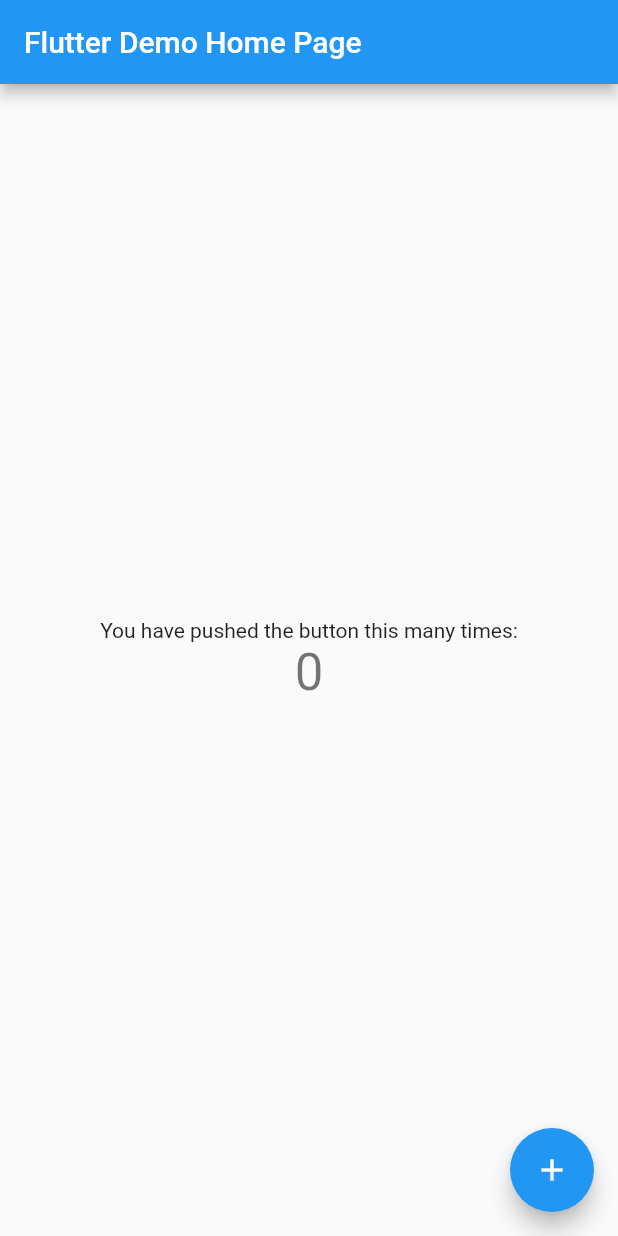
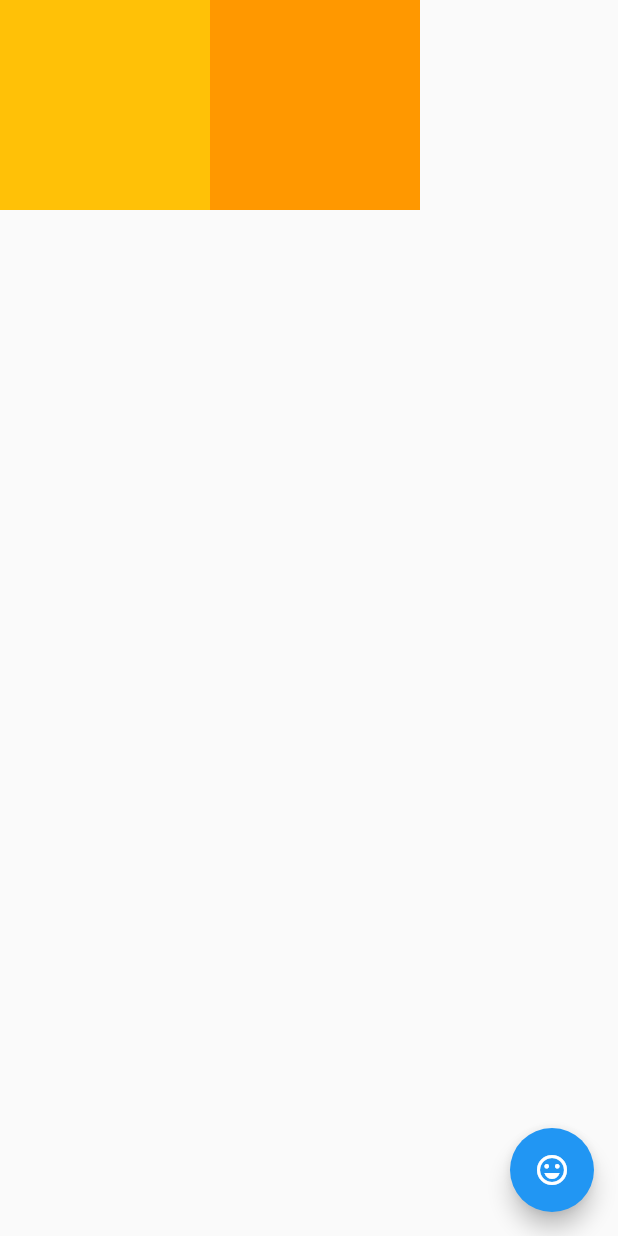
Before and after one commit to SanjayDevTech/flutter-basic-samples, a Flutter app: the screen it shows after launch, on a phone screen of 412 x 824 dp. Run offline on Flutter 3.47's test engine with Material 2 defaults, Android fonts, the phone set to English and light mode, and no system bars.

Commit message:
Keys illustrated

```diff
--- a/lib/main.dart
+++ b/lib/main.dart
@@ -1,64 +1,103 @@
+import 'dart:math';
+
 import 'package:flutter/material.dart';
 
-void main() {
-  runApp(MyApp());
+void main() => runApp(MaterialApp(home: PositionedTiles()));
+
+class PositionedTiles extends StatefulWidget {
+  @override
+  State<StatefulWidget> createState() => PositionedTilesState();
 }
 
-class MyApp extends StatelessWidget {
+class PositionedTilesState extends State<PositionedTiles> {
+  List<Widget> tiles = [
+    StatelessColorfulTile(),
+    StatelessColorfulTile(),
+  ];
+
   @override
   Widget build(BuildContext context) {
-    return MaterialApp(
-      title: 'Flutter Demo',
-      theme: ThemeData(
-        primarySwatch: Colors.blue,
+    return Scaffold(
+      body: Row(children: tiles),
+      floatingActionButton: FloatingActionButton(
+        child: Icon(Icons.sentiment_very_satisfied),
+        onPressed: swapTiles,
       ),
-      home: MyHomePage(title: 'Flutter Demo Home Page'),
+    );
+  }
+
+  swapTiles() {
+    setState(() {
+      tiles.insert(1, tiles.removeAt(0));
+    });
+  }
+}
+
+class StatelessColorfulTile extends StatelessWidget {
+  final Color myColor = UniqueColorGenerator.getColor();
+
+  @override
+  Widget build(BuildContext context) {
+    return Container(
+      color: myColor,
+      child: Padding(padding: const EdgeInsets.all(70.0)),
     );
   }
 }
 
-class MyHomePage extends StatefulWidget {
-  MyHomePage({Key key, this.title}) : super(key: key);
-  final String title;
+class StatefulColorfulTile extends StatefulWidget {
+  final key;
+
+  const StatefulColorfulTile({this.key}) : super(key: key);
 
   @override
-  _MyHomePageState createState() => _MyHomePageState();
+  ColorfulTileState createState() => ColorfulTileState();
 }
 
-class _MyHomePageState extends State<MyHomePage> {
-  int _counter = 0;
+class ColorfulTileState extends State<StatefulColorfulTile> {
+  Color myColor;
 
-  void _incrementCounter() {
-    setState(() {
-      _counter++;
-    });
+  @override
+  void initState() {
+    super.initState();
+    myColor = UniqueColorGenerator.getColor();
   }
 
   @override
   Widget build(BuildContext context) {
-    return Scaffold(
-      appBar: AppBar(
-        title: Text(widget.title),
-      ),
-      body: Center(
-        child: Column(
-          mainAxisAlignment: MainAxisAlignment.center,
-          children: <Widget>[
-            Text(
-              'You have pushed the button this many times:',
-            ),
-            Text(
-              '$_counter',
-              style: Theme.of(context).textTheme.headline4,
-            ),
-          ],
-        ),
-      ),
-      floatingActionButton: FloatingActionButton(
-        onPressed: _incrementCounter,
-        tooltip: 'Increment',
-        child: Icon(Icons.add),
+    return Container(
+      color: myColor,
+      child: Padding(
+        padding: const EdgeInsets.all(70.0),
       ),
     );
   }
 }
+
+class UniqueColorGenerator {
+  static List colorOptions = [
+    Colors.blue,
+    Colors.red,
+    Colors.green,
+    Colors.yellow,
+    Colors.purple,
+    Colors.orange,
+    Colors.indigo,
+    Colors.amber,
+    Colors.black,
+  ];
+  static Random random = Random();
+
+  static Color getColor() {
+    if (colorOptions.length > 0) {
+      return colorOptions.removeAt(random.nextInt(colorOptions.length));
+    } else {
+      return Color.fromARGB(
+        random.nextInt(256),
+        random.nextInt(256),
+        random.nextInt(256),
+        random.nextInt(256),
+      );
+    }
+  }
+}
```
Also changed, not shown: 1 other file.
